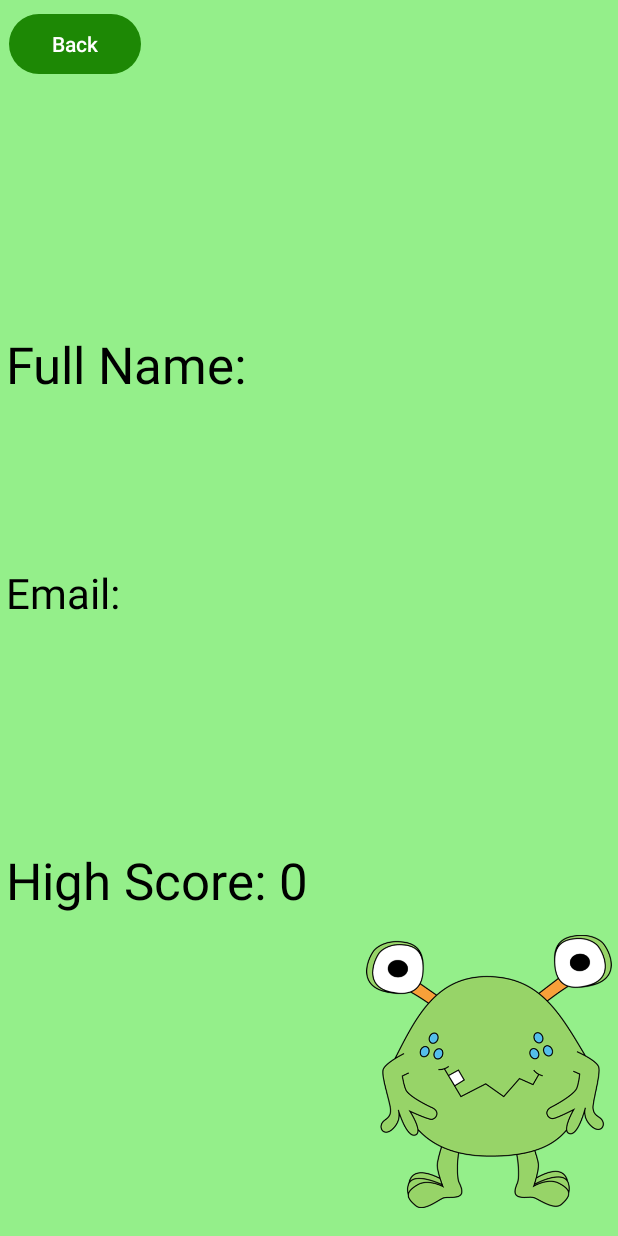
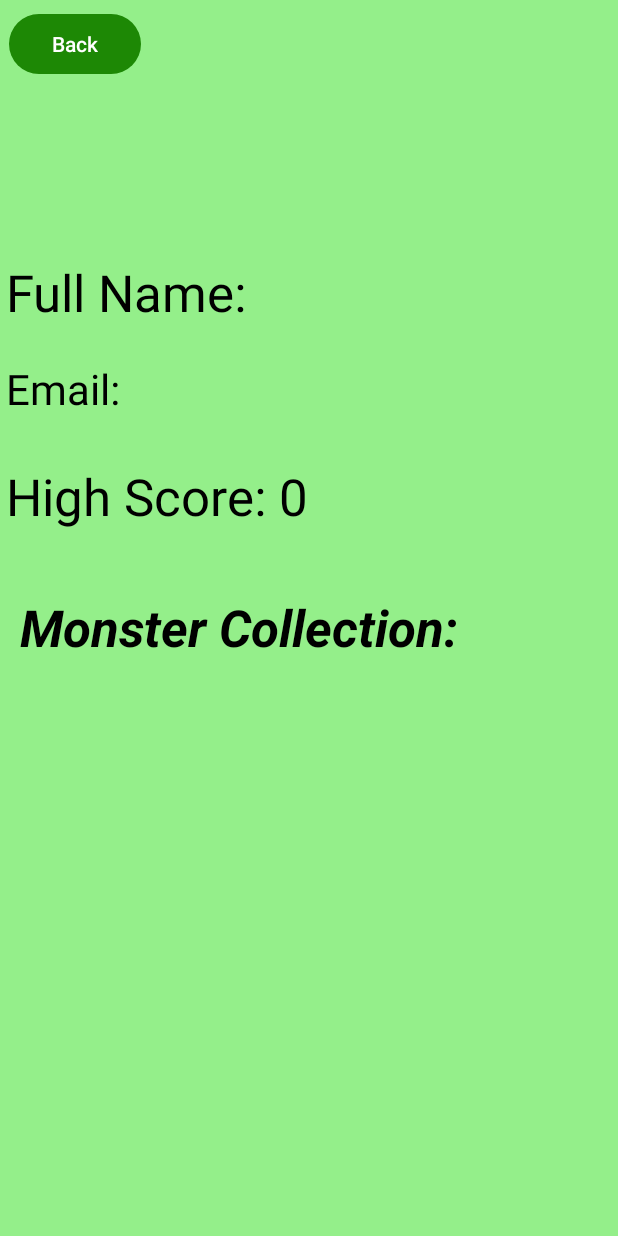
Before and after one commit to newunderscorerory/MonsterMath, an Android app: the PlayerProfile screen opened directly, with no data from a screen before it, on a phone screen of 412 x 824 dp. Run offline under Robolectric (Android 15) with nearby library versions, the phone set to English and light mode, and no system bars.

```diff
--- a/app/src/main/java/com/example/monstermath/Controller/EditUser.kt
+++ b/app/src/main/java/com/example/monstermath/Controller/EditUser.kt
@@ -46,7 +46,10 @@ class EditUser : AppCompatActivity() {
                     hashedPassword, // Use the hashed password
                     findViewById<EditText>(R.id.EmailEdit).text.toString(),
                     findViewById<EditText>(R.id.NameEdit).text.toString(),
-                    user.highScore
+                    user.highScore,
+                    user.reward1,
+                    user.reward2,
+                    user.reward3
                 )
                 dbHelper.updateCustomer(updatedUser)
                 Toast.makeText(this, "User information updated", Toast.LENGTH_SHORT).show()
--- a/app/src/main/java/com/example/monstermath/Controller/LogIn.kt
+++ b/app/src/main/java/com/example/monstermath/Controller/LogIn.kt
@@ -32,6 +32,8 @@ class LogIn : AppCompatActivity() {
         registerButton = findViewById(R.id.takeToRegister)
         db = MonsterMathDBHelper(this)
 
+        db.insertDefualtRewards()
+
         loginButton.setOnClickListener {
             val username = usernameEditText.text.toString().toLowerCase()
             val password = passwordEditText.text.toString()
--- a/app/src/main/java/com/example/monstermath/Controller/PlayerProfile.kt
+++ b/app/src/main/java/com/example/monstermath/Controller/PlayerProfile.kt
@@ -1,12 +1,16 @@
 package com.example.monstermath.Controller
 
 import android.content.Intent
+import android.graphics.BitmapFactory
 import android.os.Bundle
+import android.view.View
 import android.widget.Button
+import android.widget.ImageView
 import android.widget.TextView
 import android.widget.Toast
 import androidx.appcompat.app.AppCompatActivity
 import com.example.monstermath.Model.MonsterMathDBHelper
+import com.example.monstermath.Model.Reward
 import com.example.monstermath.R
 
 class PlayerProfile : AppCompatActivity() {
@@ -35,6 +39,9 @@ class PlayerProfile : AppCompatActivity() {
             emailTextView.text = "Email: ${user.email}"
             fullNameTextView.text = "Full Name: ${user.fullname}"
             highScoreTextView.text = "High Score: ${user.highScore}"
+
+            val earnedRewards = dbHelper.getEarnedRewards(username)
+            displayEarnedRewards(earnedRewards)
         } else {
             // Handle case where user information is not found
             Toast.makeText(this, "Failed to retrieve user information", Toast.LENGTH_SHORT).show()
@@ -46,4 +53,22 @@ class PlayerProfile : AppCompatActivity() {
             startActivity(intent)
         }
     }
+
+    private fun displayEarnedRewards(earnedRewards: List<Reward>) {
+        for (reward in earnedRewards) {
+            // Find the ImageView corresponding to the reward and set its image resource
+            val imageViewId = when (reward.id) {
+                1 -> R.id.reward1ImageView
+                2 -> R.id.reward2ImageView
+                3 -> R.id.reward3ImageView
+                else -> null // Handle if more rewards are added
+            }
+            imageViewId?.let {
+                val imageView = findViewById<ImageView>(it)
+                imageView.setImageResource(reward.imageResourseID)
+                imageView.visibility = View.VISIBLE
+            }
+        }
+    }
+
 }
--- a/app/src/main/java/com/example/monstermath/Model/Customer.kt
+++ b/app/src/main/java/com/example/monstermath/Model/Customer.kt
@@ -1,3 +1,3 @@
 package com.example.monstermath.Model
 
-data class Customer(val username: String, val password: String, val email: String, val fullname: String, val highScore: Int)
+data class Customer(val username: String, val password: String, val email: String, val fullname: String, val highScore: Int, val reward1: Int, val reward2: Int, val reward3: Int)
--- a/app/src/main/java/com/example/monstermath/Model/MonsterMathDBHelper.kt
+++ b/app/src/main/java/com/example/monstermath/Model/MonsterMathDBHelper.kt
@@ -5,11 +5,12 @@ import android.content.Context
 import android.database.Cursor
 import android.database.sqlite.SQLiteDatabase
 import android.database.sqlite.SQLiteOpenHelper
+import com.example.monstermath.R
 
 private val DatabaseName = "MonsterMath.db"
-private val ver = 1
+private val DATABASE_VERSION = 1
 
-class MonsterMathDBHelper(context: Context) : SQLiteOpenHelper(context, DatabaseName, null, ver) {
+class MonsterMathDBHelper(context: Context) : SQLiteOpenHelper(context, DatabaseName, null, DATABASE_VERSION) {
 
     override fun onCreate(db: SQLiteDatabase?) {
         db?.execSQL(
@@ -18,7 +19,10 @@ class MonsterMathDBHelper(context: Context) : SQLiteOpenHelper(context, Database
                     "password TEXT," +
                     "email TEXT," +
                     "fullname TEXT," +
-                    "highScore INTEGER DEFAULT 0)"
+                    "highScore INTEGER DEFAULT 0," +
+                    "reward1 BOOLEAN DEFAULT 0," +
+                    "reward2 INTEGER DEFAULT 0," +
+                    "reward3 INTEGER DEFAULT 0)"
         )
 
 
@@ -34,13 +38,22 @@ class MonsterMathDBHelper(context: Context) : SQLiteOpenHelper(context, Database
                     "option3 INTEGER," +
                     "option4 INTEGER)"
         )
+
+        db?.execSQL(
+            "CREATE TABLE Reward (" +
+                    "id INTEGER PRIMARY KEY," +
+                    "name TEXT," +
+                    "description TEXT," +
+                    "image_resource_id INTEGER)"
+        )
+
+
     }
 
     override fun onUpgrade(db: SQLiteDatabase?, oldVersion: Int, newVersion: Int) {
         db?.execSQL("DROP TABLE IF EXISTS Customer")
-        db?.execSQL("DROP TABLE IF EXISTS Class")
-        db?.execSQL("DROP TABLE IF EXISTS UserClass")
         db?.execSQL("DROP TABLE IF EXISTS MathQuestions")
+        db?.execSQL("DROP TABLE IF EXISTS Reward")
         onCreate(db)
     }
 
@@ -49,7 +62,10 @@ class MonsterMathDBHelper(context: Context) : SQLiteOpenHelper(context, Database
         password: String,
         email: String,
         fullname: String,
-        highScore: Int = 0 // Default value for highScore
+        highScore: Int = 0,
+        reward1: Int = 0,
+        reward2: Int = 0,
+        reward3: Int = 0
     ): Boolean {
         val db = this.writableDatabase
         val cv = ContentValues()
@@ -58,6 +74,9 @@ class MonsterMathDBHelper(context: Context) : SQLiteOpenHelper(context, Database
         cv.put("email", email)
         cv.put("fullname", fullname)
         cv.put("highScore", highScore)
+        cv.put("reward1", reward1)
+        cv.put("reward2", reward2)
+        cv.put("reward3", reward3)
         val result = db.insert("Customer", null, cv)
         db.close()
         return result != -1L
@@ -90,6 +109,15 @@ class MonsterMathDBHelper(context: Context) : SQLiteOpenHelper(context, Database
         val db = writableDatabase
         val cv = ContentValues().apply {
             put("highScore", newHighScore)
+            if (newHighScore >= 100) {
+                put("reward1", 1)
+            }
+            if (newHighScore >= 250) {
+                put("reward2", 1)
+            }
+            if (newHighScore >= 500) {
+                put("reward3", 1)
+            }
         }
         val whereClause = "username = ? AND highScore < ?"
         val whereArgs = arrayOf(username, newHighScore.toString())
@@ -111,11 +139,11 @@ class MonsterMathDBHelper(context: Context) : SQLiteOpenHelper(context, Database
 
     fun getCustomer(username: String): Customer {
         val db = this.readableDatabase
-        val columns = arrayOf("username", "password", "email", "fullname", "highScore")
+        val columns = arrayOf("username", "password", "email", "fullname", "highScore", "reward1", "reward2", "reward3")
         val selection = "username = ?"
         val selectionArgs = arrayOf(username)
         val cursor = db.query("Customer", columns, selection, selectionArgs, null, null, null)
-        var customer = Customer("", "", "", "", 0)
+        var customer = Customer("", "", "", "", 0, 0, 0, 0)
 
         if (cursor != null) {
             if (cursor.moveToFirst()) {
@@ -124,9 +152,12 @@ class MonsterMathDBHelper(context: Context) : SQLiteOpenHelper(context, Database
                 val email = cursor.getString(cursor.getColumnIndex("email"))
                 val fullname = cursor.getString(cursor.getColumnIndex("fullname"))
                 val highScore = cursor.getInt(cursor.getColumnIndex("highScore"))
+                val reward1 = cursor.getInt(cursor.getColumnIndex("reward1"))
+                val reward2 = cursor.getInt(cursor.getColumnIndex("reward2"))
+                val reward3= cursor.getInt(cursor.getColumnIndex("reward3"))
 
                 // Create a Customer object with the retrieved data
-                customer = Customer(retrievedUsername, password, email, fullname, highScore)
+                customer = Customer(retrievedUsername, password, email, fullname, highScore, reward1, reward2, reward3)
             }
             cursor.close()
         }
@@ -148,6 +179,9 @@ class MonsterMathDBHelper(context: Context) : SQLiteOpenHelper(context, Database
             val emailIndex = it.getColumnIndex("email")
             val fullnameIndex = it.getColumnIndex("fullname")
             val highScoreIndex = it.getColumnIndex("highScore")
+            val reward1Index = it.getColumnIndex("reward1")
+            val reward2Index = it.getColumnIndex("reward2")
+            val reward3Index = it.getColumnIndex("reward3")
 
             while (it.moveToNext()) {
                 val username = it.getString(usernameIndex)
@@ -155,7 +189,11 @@ class MonsterMathDBHelper(context: Context) : SQLiteOpenHelper(context, Database
                 val email = it.getString(emailIndex)
                 val fullname = it.getString(fullnameIndex)
                 val highScore = it.getInt(highScoreIndex)
-                customerList.add(Customer(username, password, email, fullname, highScore))
+                val reward1 = it.getInt(reward1Index)
+                val reward2 = it.getInt(reward2Index)
+                val reward3 = it.getInt(reward3Index)
+
+                customerList.add(Customer(username, password, email, fullname, highScore, reward1, reward2, reward3))
             }
         }
 
@@ -190,6 +228,16 @@ class MonsterMathDBHelper(context: Context) : SQLiteOpenHelper(context, Database
             "username = ?",
             arrayOf(customer.username)
         )
+    }
+
+    internal fun insertDefualtRewards(){
+        val db = writableDatabase
+
+        insertReward("Reward 1", "Reward for reaching 100 points", R.drawable.funny_monster)
+        insertReward("Reward 2", "Reward for reaching 250 points", R.drawable.four_arm_monster)
+        insertReward("Reward 3", "Reward for reaching 500 points", R.drawable.monster_with_magnifying_glass)
+        db.close()
+
     }
 
 
@@ -347,4 +395,70 @@ class MonsterMathDBHelper(context: Context) : SQLiteOpenHelper(context, Database
     }
 
 
+    fun insertReward(name: String, description: String, imageResourceId: Int): Boolean {
+        val db = this.writableDatabase
+        val cv = ContentValues().apply {
+            put("name", name)
+            put("description", description)
+            put("image_resource_id", imageResourceId)
+        }
+        val result = db.insert("Reward", null, cv)
+        db.close()
+        return result != -1L
+    }
+
+    fun getAllRewards(): List<Reward> {
+        val rewardList = mutableListOf<Reward>()
+        val query = "SELECT * FROM Reward"
+        val db = this.readableDatabase
+        val cursor: Cursor? = db.rawQuery(query, null)
+
+        cursor?.use {
+            val idIndex = it.getColumnIndex("id")
+            val nameIndex = it.getColumnIndex("name")
+            val descriptionIndex = it.getColumnIndex("description")
+            val imageResourceIdIndex = it.getColumnIndex("image_resource_id")
+
+            while (it.moveToNext()) {
+                val id = it.getInt(idIndex)
+                val name = it.getString(nameIndex)
+                val description = it.getString(descriptionIndex)
+                val imageResourceId = it.getInt(imageResourceIdIndex)
+                rewardList.add(Reward(id, name, description, imageResourceId))
+            }
+        }
+
+        cursor?.close()
+        db.close()
+        return rewardList
+    }
+
+    fun getEarnedRewards(username: String): List<Reward> {
+        val earnedRewards = mutableListOf<Reward>()
+        val customer = getCustomer(username)
+
+        if (customer != null) {
+            val rewards = getAllRewards()
+            if (customer.reward1 == 1) {
+                val reward1 = rewards.find { it.id == 1 }
+                reward1?.let { earnedRewards.add(it) }
+            }
+            if (customer.reward2 == 1) {
+                val reward2 = rewards.find { it.id == 2 }
+                reward2?.let { earnedRewards.add(it) }
+            }
+            if (customer.reward3 == 1) {
+                val reward3 = rewards.find { it.id == 3 }
+                reward3?.let { earnedRewards.add(it) }
+            }
+        }
+
+        return earnedRewards
+    }
+
+
+
+
+
+
 }
--- /dev/null
+++ b/app/src/main/java/com/example/monstermath/Model/Reward.kt
@@ -0,0 +1,4 @@
+package com.example.monstermath.Model
+
+data class Reward(val id: Int, val name: String, val description: String, val imageResourseID: Int) {
+}
--- a/app/src/main/res/layout/playerprofile.xml
+++ b/app/src/main/res/layout/playerprofile.xml
@@ -22,7 +22,7 @@
         android:layout_width="404dp"
         android:layout_height="126dp"
         android:layout_marginStart="4dp"
-        android:layout_marginTop="84dp"
+        android:layout_marginTop="40dp"
         android:text="username"
         android:textColor="@color/black"
         android:textSize="75dp"
@@ -32,10 +32,10 @@
 
     <TextView
         android:id="@+id/emailTextView"
-        android:layout_width="328dp"
-        android:layout_height="147dp"
+        android:layout_width="401dp"
+        android:layout_height="57dp"
         android:layout_marginStart="4dp"
-        android:layout_marginTop="376dp"
+        android:layout_marginTop="240dp"
         android:text="Email"
         android:textColor="@color/black"
         android:textSize="28sp"
@@ -44,10 +44,10 @@
 
     <TextView
         android:id="@+id/fullnameTextView"
-        android:layout_width="389dp"
-        android:layout_height="147dp"
+        android:layout_width="398dp"
+        android:layout_height="61dp"
         android:layout_marginStart="4dp"
-        android:layout_marginTop="220dp"
+        android:layout_marginTop="172dp"
         android:text="Full Name"
         android:textColor="@color/black"
         android:textSize="34sp"
@@ -56,10 +56,10 @@
 
     <TextView
         android:id="@+id/highScoreTextView"
-        android:layout_width="268dp"
-        android:layout_height="113dp"
+        android:layout_width="394dp"
+        android:layout_height="59dp"
         android:layout_marginStart="4dp"
-        android:layout_marginTop="564dp"
+        android:layout_marginTop="308dp"
         android:text="High Score"
         android:textColor="@color/black"
         android:textSize="34sp"
@@ -67,13 +67,49 @@
         app:layout_constraintTop_toTopOf="parent" />
 
     <ImageView
-        android:id="@+id/imageView2"
-        android:layout_width="164dp"
-        android:layout_height="187dp"
-        android:layout_marginEnd="4dp"
-        android:layout_marginBottom="16dp"
-        app:layout_constraintBottom_toBottomOf="parent"
+        android:id="@+id/reward1ImageView"
+        android:layout_width="117dp"
+        android:layout_height="155dp"
+        android:layout_marginStart="16dp"
+        android:layout_marginTop="500dp"
+        android:visibility="invisible"
+        app:layout_constraintStart_toStartOf="parent"
+        app:layout_constraintTop_toTopOf="parent" />
+
+    <ImageView
+        android:id="@+id/reward2ImageView"
+        android:layout_width="115dp"
+        android:layout_height="150dp"
+        android:layout_marginStart="148dp"
+        android:layout_marginTop="500dp"
+        android:visibility="invisible"
+        app:layout_constraintStart_toStartOf="parent"
+        app:layout_constraintTop_toTopOf="parent" />
+
+    <ImageView
+        android:id="@+id/reward3ImageView"
+        android:layout_width="113dp"
+        android:layout_height="152dp"
+        android:layout_marginStart="288dp"
+        android:layout_marginTop="496dp"
+        android:visibility="invisible"
+        app:layout_constraintStart_toStartOf="parent"
+        app:layout_constraintTop_toTopOf="parent" />
+
+    <TextView
+        android:id="@+id/MonsterCollection"
+        android:layout_width="385dp"
+        android:layout_height="52dp"
+        android:layout_marginStart="13dp"
+        android:layout_marginTop="395dp"
+        android:layout_marginEnd="13dp"
+        android:text="Monster Collection:"
+        android:textColor="@color/black"
+        android:textIsSelectable="false"
+        android:textSize="34sp"
+        android:textStyle="bold|italic"
         app:layout_constraintEnd_toEndOf="parent"
-        app:srcCompat="@drawable/two_eyed_green_monster__1_" />
+        app:layout_constraintStart_toStartOf="parent"
+        app:layout_constraintTop_toTopOf="parent" />
 
 </androidx.constraintlayout.widget.ConstraintLayout>
```
Also changed, not shown: app/src/main/java/com/example/monstermath/Controller/Game.kt (+9 -2 lines).
